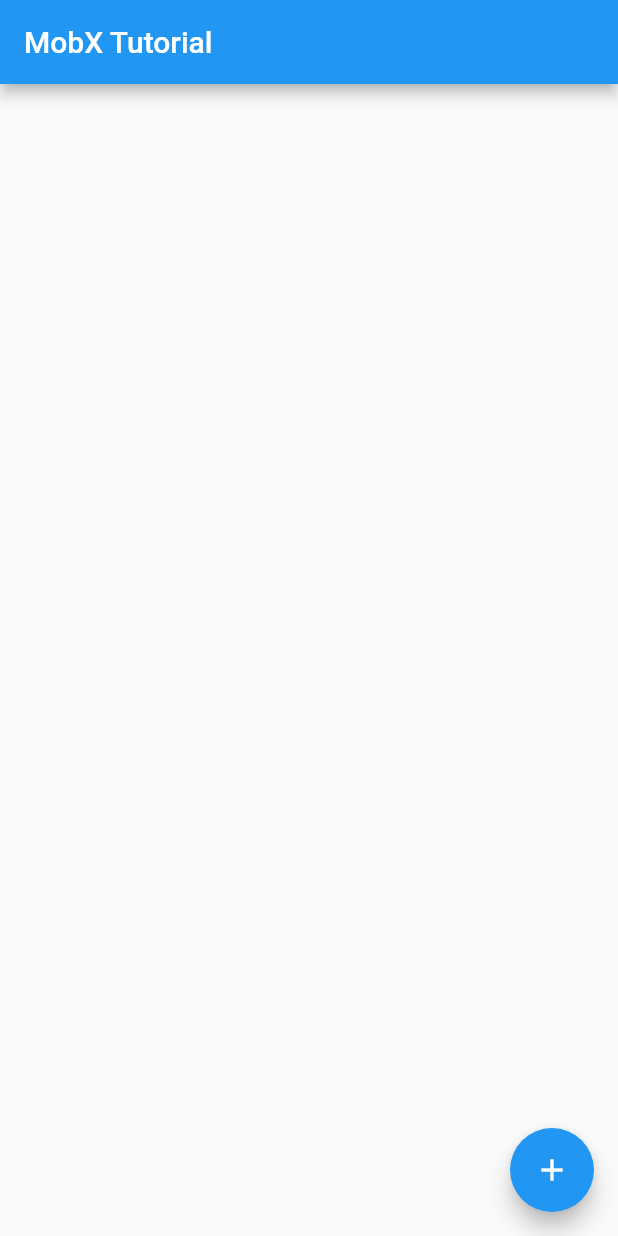
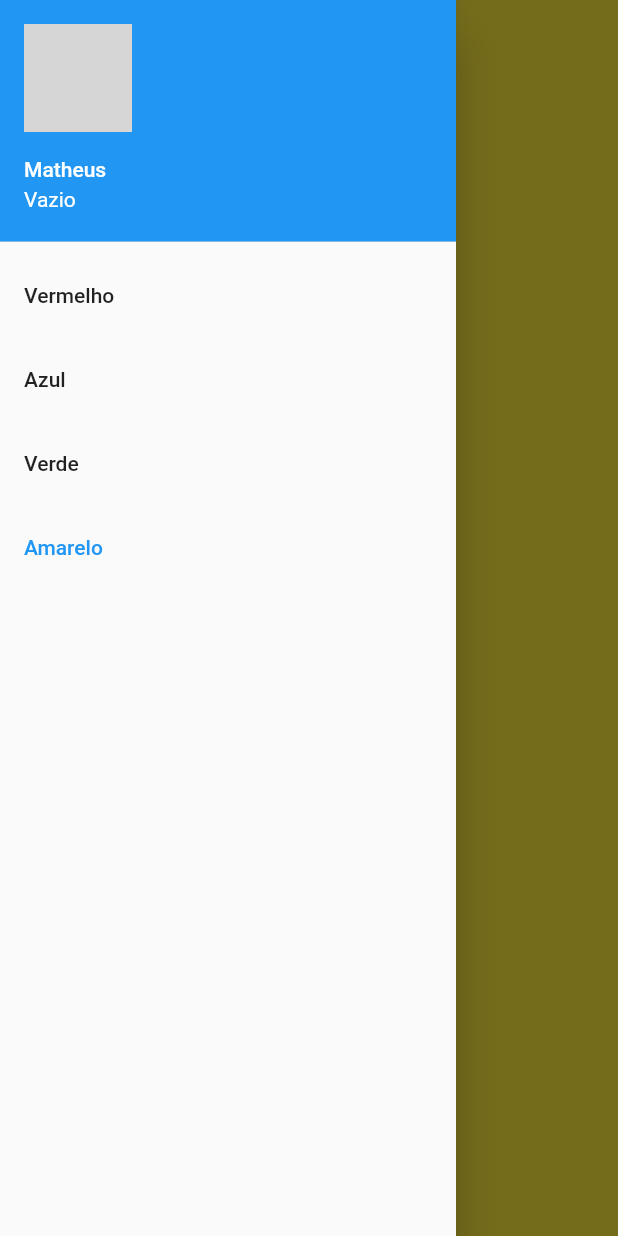
Before and after one commit to Tetano/MobxTreino, a Flutter app: the screen it shows after launch, with the side drawer open (before the commit the screen has no drawer), on a phone screen of 412 x 824 dp. Run offline on Flutter 3.47's test engine with Material 2 defaults, Android fonts, the phone set to English and light mode, and no system bars; our stand-ins replace flutter_mobx, mobx; network calls fail; grey boxes are pictures that could not be loaded.

Commit message:
Call Backs

```diff
--- /dev/null
+++ b/lib/computadores_page.dart
@@ -0,0 +1,77 @@
+import 'package:cursodemobx/custom_app_bar_widget.dart';
+import 'package:flutter/material.dart';
+
+import 'counter_callback_widget.dart';
+import 'custom_drawer_widget.dart';
+class ComputadoresPage extends StatefulWidget {
+  @override
+  _ComputadoresPageState createState() => _ComputadoresPageState();
+}
+
+class _ComputadoresPageState extends State<ComputadoresPage> {
+  int page = 3;
+  int count = 0;
+
+  String tittle;
+  Color color;
+
+  @override
+  Widget build(BuildContext context) {
+
+    return Scaffold(
+      drawer: CustomDrawerState(page: page, callBack: (int value){
+        setState(() {
+          page = value;
+        });
+      }, ),
+     // appBar: CustomAppBar(),
+      body: IndexedStack(
+        index: page,
+        children: [
+          Container(
+            color: Colors.red,
+            child: Center(
+              child: CountButton(count: count, incrise: (int value){
+                setState(() {
+                  count++;
+                });
+              },),
+            )
+          ),
+          Container(
+            color: Colors.blueAccent,
+              child: Center(
+                child: CountButton(count: count, incrise: (int value){
+                  setState(() {
+                    count++;
+                  });
+                },),
+              )
+          ),
+          Container(
+            color: Colors.green,
+              child: Center(
+                child: CountButton(count: count, incrise: (int value){
+                  setState(() {
+                    count++;
+                  });
+                },),
+              )
+          ),
+          Container(
+            color: Colors.yellow,
+              child: Center(
+                child: CountButton(count: count, incrise: (int value){
+                  setState(() {
+                    count++;
+                  });
+                },),
+              )
+          ),
+
+
+        ],
+      ),
+    );
+  }
+}
--- /dev/null
+++ b/lib/counter_callback_widget.dart
@@ -0,0 +1,21 @@
+import 'package:flutter/material.dart';
+
+class CountButton extends StatelessWidget {
+  @override
+  final int count;
+  final Function(int) incrise;
+  // Função(tipo) nome
+
+  CountButton({this.incrise,this.count});
+
+  Widget build(BuildContext context) {
+    return RaisedButton(
+      child: Text(count.toString()),
+     onPressed: () {
+       incrise(count+1);
+       // Ao pressionar o botão ele irá incrementar o parametro do inteiro que será chamado no método, logo a count.
+       // Ao incrementar o count ele será reconstruído.
+     },
+    );
+  }
+}
--- /dev/null
+++ b/lib/custom_drawer_widget.dart
@@ -0,0 +1,51 @@
+import 'package:flutter/material.dart';
+
+
+class CustomDrawerState extends StatelessWidget {
+  @override
+  final int page;
+  final Function(int) callBack;
+
+  CustomDrawerState({this.page,this.callBack});
+
+  Widget build(BuildContext context) {
+    return Drawer(
+      child: Column(
+        children: [
+          UserAccountsDrawerHeader(accountEmail: Text("Vazio") , accountName: Text("Matheus"), currentAccountPicture: CircleAvatar(
+            backgroundImage: NetworkImage('https://static.wikia.nocookie.net/gtawiki/images/7/70/CJ-GTASA.png/revision/latest/top-crop/width/360/height/360?cb=20190612091918'),
+          ),),
+          ListTile(
+            selected: page == 0,
+            title: Text("Vermelho"),
+            onTap: () {
+              callBack(0);
+            },
+          ),
+          ListTile(
+            selected: page == 1,
+            title: Text("Azul"),
+            onTap: () {
+              callBack(1);
+            },
+          ),
+          ListTile(
+            selected: page == 2,
+            title: Text("Verde"),
+            onTap: () {
+              callBack(2);
+            },
+          ),
+          ListTile(
+            selected: page == 3,
+            title: Text("Amarelo"),
+            onTap: () {
+              callBack(3);
+            },
+          ),
+        ],
+      ),
+    );
+
+  }
+}
--- a/lib/main.dart
+++ b/lib/main.dart
@@ -3,6 +3,8 @@ import 'package:cursodemobx/counter.dart';
 import 'package:cursodemobx/random_city.dart';
 import 'package:flutter/material.dart';
 import 'package:flutter_mobx/flutter_mobx.dart';
+
+import 'computadores_page.dart';
 
 void main() {
   runApp(MyApp());
@@ -17,7 +19,7 @@ class MyApp extends StatelessWidget {
         primarySwatch: Colors.blue,
         visualDensity: VisualDensity.adaptivePlatformDensity,
       ),
-      home: MyHomePage(title: 'MobX Tutorial'),
+      home: ComputadoresPage(),
     );
   }
 }
```
Also changed, not shown: lib/computadores_model.dart (added, +19 -0 lines), lib/custom_app_bar_widget.dart (added, +25 -0 lines), lib/computadores_controller.dart (added).
